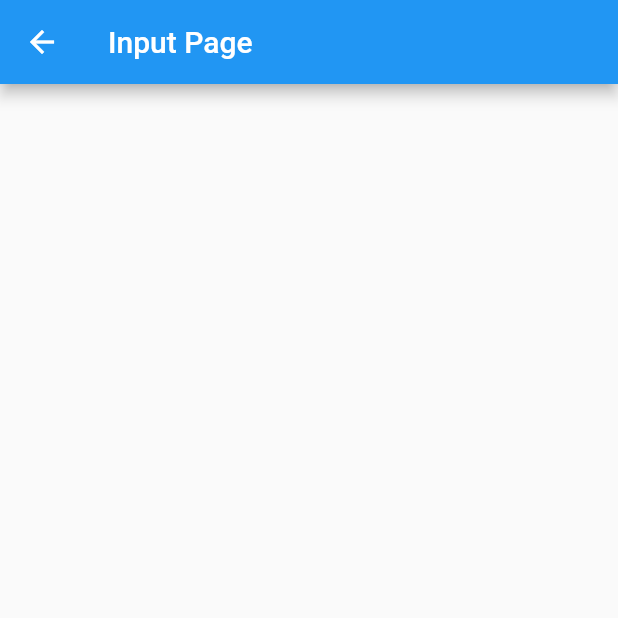
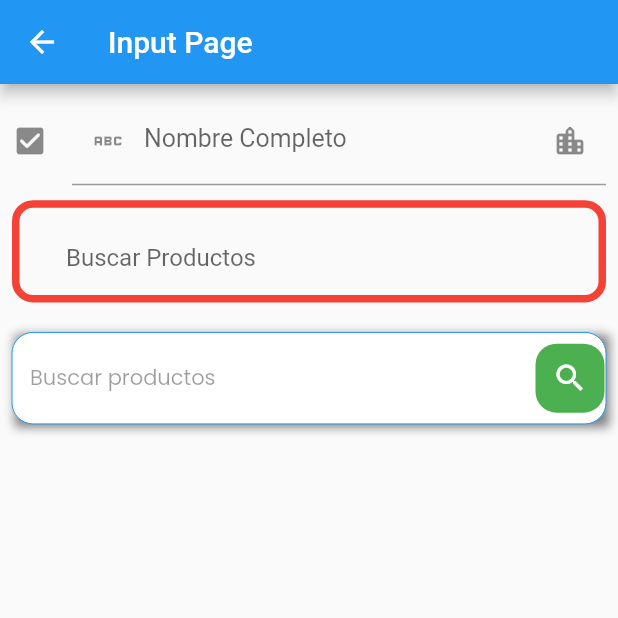
Before and after one commit to herbertvelasco/app_04, a Flutter app: the screen it shows after launch, after a tap on "Input", on a phone screen of 412 x 824 dp, the top half of it. Run offline on Flutter 3.47's test engine with Material 2 defaults, Android fonts, the phone set to English and light mode, and no system bars; our stand-ins replace google_fonts; network calls fail.

Commit message:
version 0.06

```diff
--- a/lib/pages/home_pages.dart
+++ b/lib/pages/home_pages.dart
@@ -1,9 +1,10 @@
-import 'package:app_04/pages/tarea.pages.dart';
-import 'package:app_04/pages/lists.pages.dart';
-import 'package:app_04/pages/inputs.pages.dart';
-import 'package:app_04/pages/cards.pages.dart';
-import 'package:app_04/pages/alert.pages.dart';
-import 'package:app_04/pages/avatar.pages.dart';
+import 'package:app_04/pages/selection_pages.dart';
+import 'package:app_04/pages/tarea_pages.dart';
+import 'package:app_04/pages/lists_pages.dart';
+import 'package:app_04/pages/inputs_pages.dart';
+import 'package:app_04/pages/cards_pages.dart';
+import 'package:app_04/pages/alert_pages.dart';
+import 'package:app_04/pages/avatar_pages.dart';
 import 'package:flutter/material.dart';
 import 'package:google_fonts/google_fonts.dart';
 
@@ -93,6 +94,10 @@ class HomePage extends StatelessWidget {
                 title: "Lists",
                 toPage: ListPage(),
               ),
+              ItemComponentWidget(
+                title: "Selection",
+                toPage: SelectionPage(),
+              ),
               const TextField(
                 obscureText: true,
                 decoration: InputDecoration(
--- a/lib/pages/inputs.pages.dart
+++ /dev/null
@@ -1,13 +0,0 @@
-import 'package:flutter/material.dart';
-
-class InputPage extends StatelessWidget {
-  const InputPage({super.key});
-  @override
-  Widget build(BuildContext context) {
-    return Scaffold(
-      appBar: AppBar(
-        title: Text("Input Page"),
-      ),
-    );
-  }
-}
--- /dev/null
+++ b/lib/pages/inputs_pages.dart
@@ -0,0 +1,113 @@
+import 'package:flutter/material.dart';
+import 'package:google_fonts/google_fonts.dart';
+
+class InputPage extends StatelessWidget {
+  const InputPage({super.key});
+  @override
+  Widget build(BuildContext context) {
+    return Scaffold(
+      appBar: AppBar(
+        title: Text("Input Page"),
+      ),
+      body: Padding(
+        padding: const EdgeInsets.all(8.0),
+        child: Column(
+          children: [
+            /// textfield  1
+            TextField(
+              decoration: InputDecoration(
+                hintText: "Nombre Completo",
+                hintStyle: TextStyle(color: Colors.blue),
+                label: Text("Nombre Completo"),
+                icon: Icon(Icons.check_box_rounded),
+                suffixIcon: Icon(Icons.location_city_rounded),
+                prefixIcon: Icon(Icons.abc),
+              ),
+              style: TextStyle(
+                color: Colors.red,
+                fontSize: 16.6,
+              ),
+              maxLines: 1,
+              textAlign: TextAlign.start,
+            ),
+            SizedBox(
+              height: 10,
+            ),
+            ///// textfile 2
+            TextField(
+              decoration: InputDecoration(
+                hintText: "Buscar Productos",
+                prefix: Icon(Icons.search),
+                focusedBorder: OutlineInputBorder(
+                  borderSide: BorderSide(
+                    color: Colors.deepPurple,
+                    width: 3.0,
+                  ),
+                  borderRadius: BorderRadius.circular(14.0),
+                ),
+                enabledBorder: OutlineInputBorder(
+                  borderRadius: BorderRadius.circular(14.0),
+                  borderSide: BorderSide(
+                    color: Colors.red,
+                    width: 5.0,
+                  ),
+                ),
+              ),
+              onChanged: (value) {
+                print(value);
+              },
+            ),
+            SizedBox(
+              height: 20,
+            ),
+            /////textfile  3
+            Container(
+              decoration: BoxDecoration(boxShadow: [
+                BoxShadow(
+                  color: Colors.black.withOpacity(0.5),
+                  offset: Offset(2, 2),
+                  blurRadius: 5.0,
+                ),
+              ]),
+              child: TextField(
+                decoration: InputDecoration(
+                  hintText: "Buscar productos",
+                  hintStyle: GoogleFonts.poppins(
+                    fontSize: 14.0,
+                    color: Colors.black38,
+                  ),
+                  fillColor: Colors.white,
+                  filled: true,
+                  suffixIcon: Container(
+                    margin: EdgeInsets.all(1.0),
+                    decoration: BoxDecoration(
+                        color: Colors.green,
+                        borderRadius: BorderRadius.circular(14.0)),
+                    child: Icon(
+                      Icons.search,
+                      color: Colors.white,
+                    ),
+                  ),
+                  enabledBorder: OutlineInputBorder(
+                    borderRadius: BorderRadius.circular(14.0),
+                    borderSide: BorderSide(
+                      width: 0,
+                      color: Colors.blue,
+                    ),
+                  ),
+                  focusedBorder: OutlineInputBorder(
+                    borderRadius: BorderRadius.circular(14.0),
+                    borderSide: BorderSide(
+                      width: 0,
+                      color: Colors.black87,
+                    ),
+                  ),
+                ),
+              ),
+            ),
+          ],
+        ),
+      ),
+    );
+  }
+}
```
Also changed, not shown: lib/pages/selection_pages.dart (added, +50 -0 lines), lib/pages/alert_pages.dart (renamed from lib/pages/alert.pages.dart), lib/pages/avatar_pages.dart (renamed from lib/pages/avatar.pages.dart), lib/pages/cards_pages.dart (renamed from lib/pages/cards.pages.dart), lib/pages/lists_pages.dart (renamed from lib/pages/lists.pages.dart), lib/pages/tarea_pages.dart (renamed from lib/pages/tarea.pages.dart).
